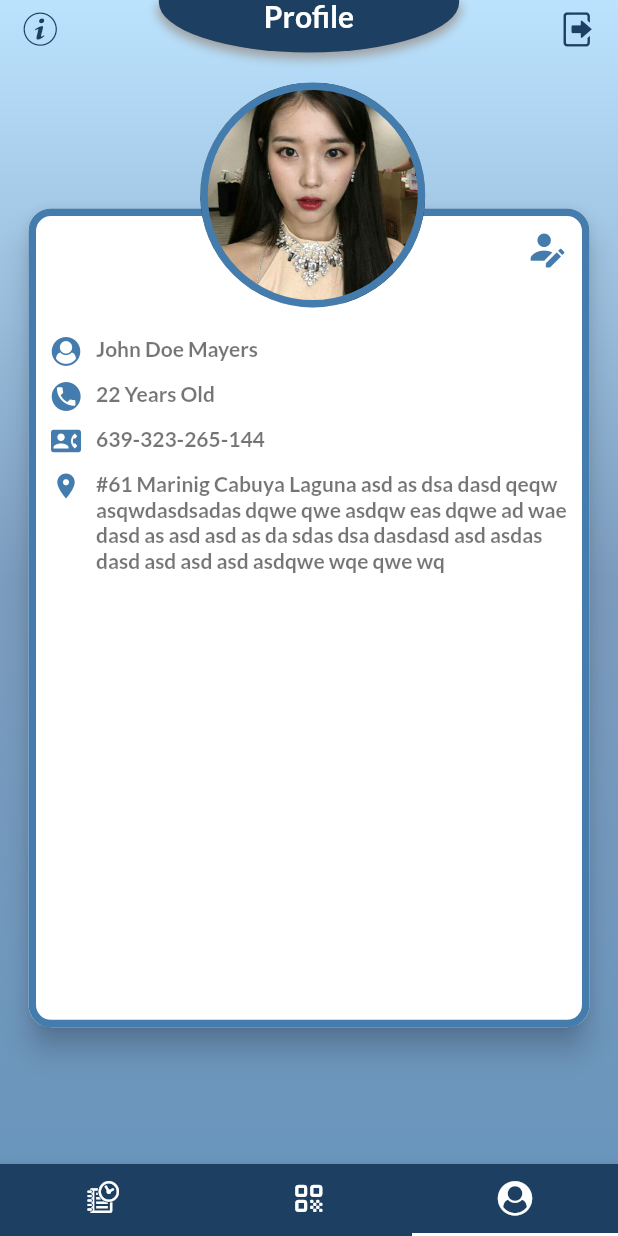
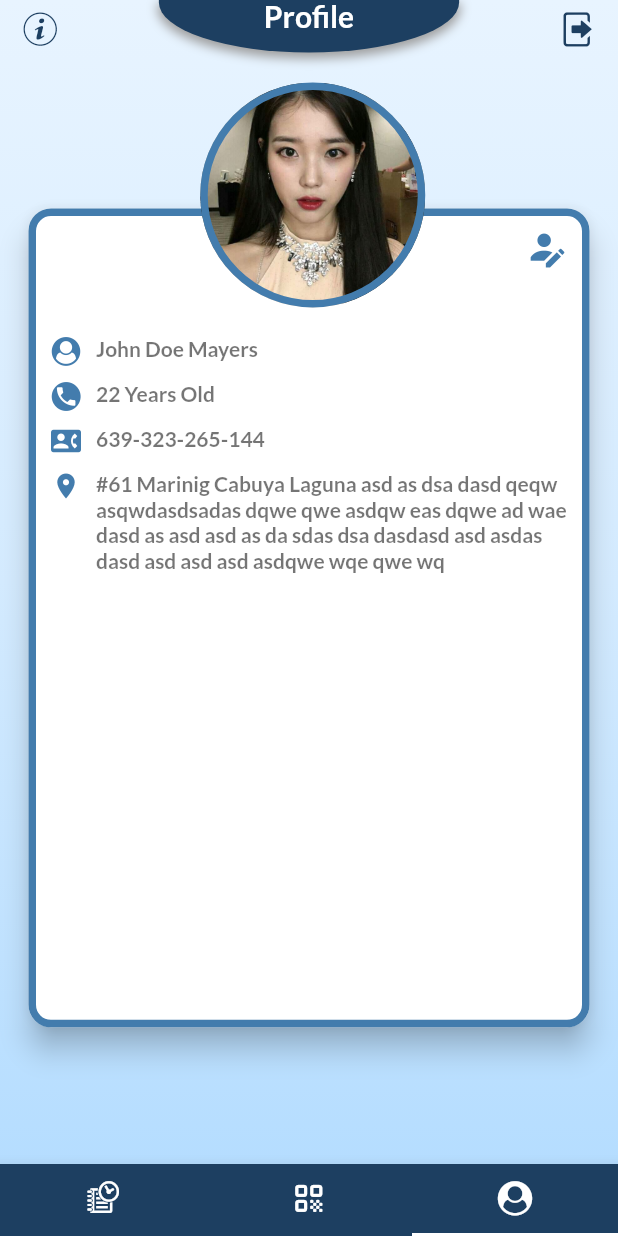
Before and after one commit to responilla07/Mobile-Queuing-System-and-Tracker-with-QR-Code, a Flutter app: the MainPage screen opened directly, item 3 of the bottom bar chosen, on a phone screen of 412 x 824 dp. Run offline on Flutter 3.47's test engine with Material 2 defaults, Android fonts, the phone set to English and light mode, and no system bars; our stand-ins replace cached_network_image, cloud_firestore, firebase_core, firebase_storage, image_picker, toast; accounts and stored records are empty; network calls fail.

Commit message:
fix: Change UI backround color (#25)
Change gradient color of the background.

```diff
--- a/lib/Methods/Style.dart
+++ b/lib/Methods/Style.dart
@@ -11,9 +11,12 @@ BoxDecoration backgroundColor() {
   return BoxDecoration(
     gradient: LinearGradient(
       colors: [
-        secondaryColorLight.withOpacity(0.8),
-        primaryColorLight.withOpacity(0.8),
-        secondaryColorDark.withOpacity(0.8)
+        // secondaryColorLight.withOpacity(1),
+        // primaryColorLight.withOpacity(0.8),
+        // secondaryColorDark.withOpacity(0.8)
+        hexColor("e8f4ff"),
+        hexColor("d4ebff"),
+        hexColor("b5ddff"),
       ],
       begin: Alignment.topCenter,
       end: Alignment.bottomCenter,
```
